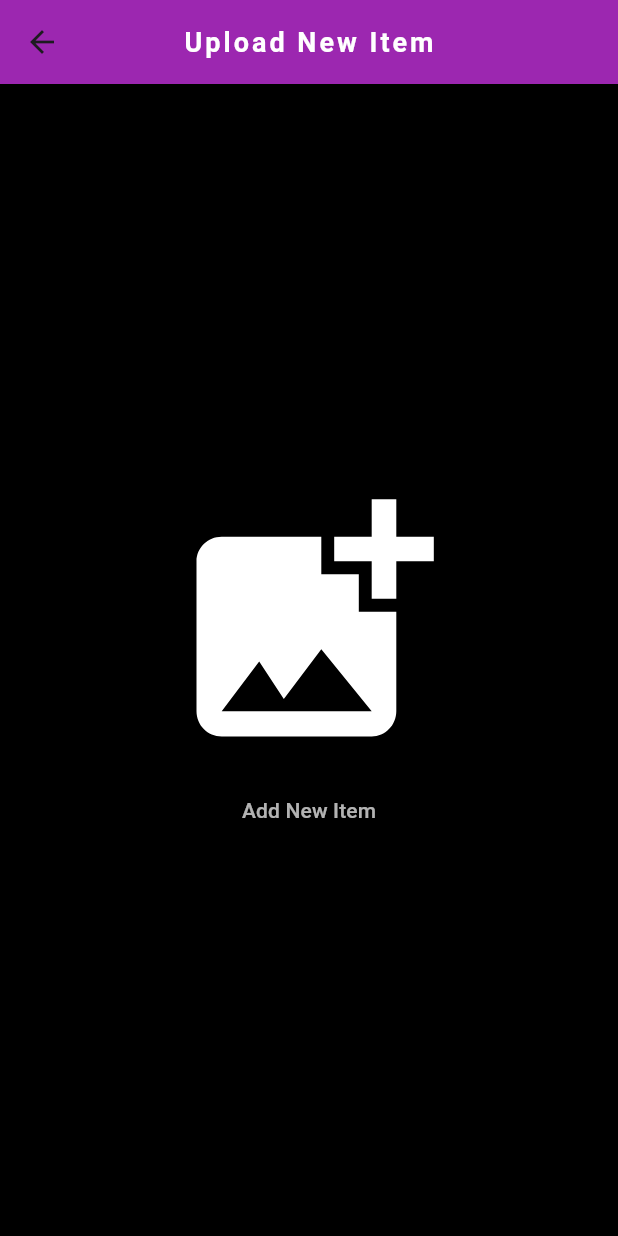
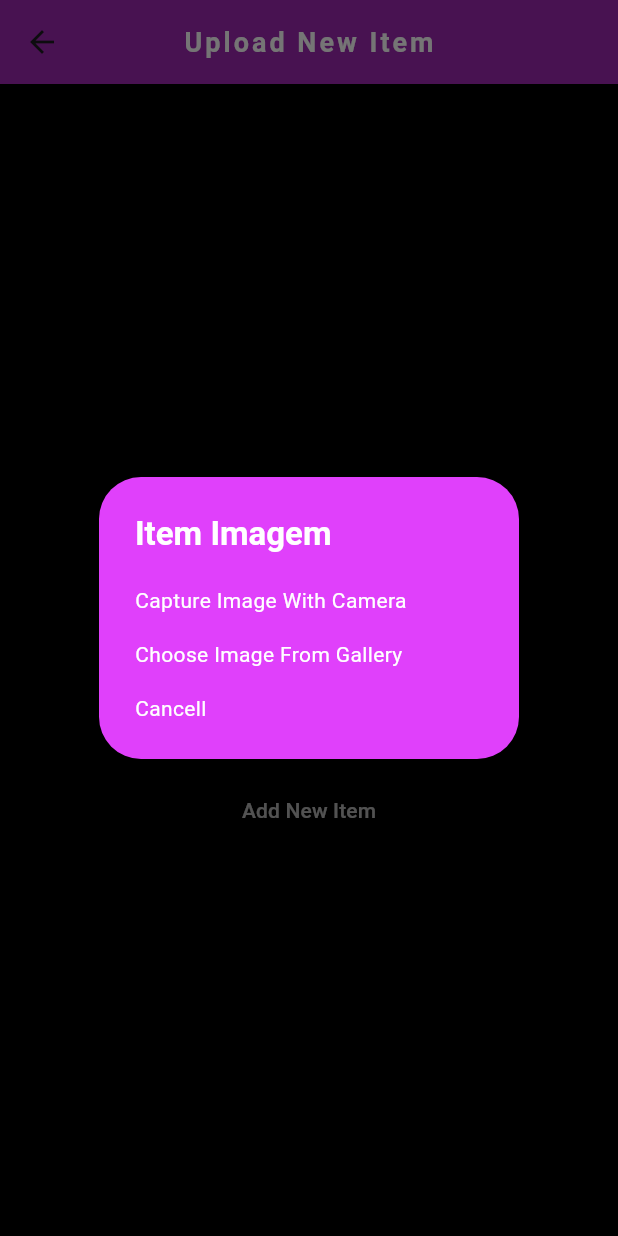
Before and after one commit to LuccasNog/Kea, a Flutter app: the ItemsUploadScreen screen opened directly, after a tap on "Add New Item", on a phone screen of 412 x 824 dp. Run offline on Flutter 3.47's test engine with Material 3 defaults, Android fonts, the phone set to English and light mode, and no system bars; our stand-ins replace firebase_core; accounts and stored records are empty.

Commit message:
add onpress

```diff
--- a/lib/items_upload_screen.dart
+++ b/lib/items_upload_screen.dart
@@ -190,6 +190,52 @@ class _ItemsUploadScreenState extends State<ItemsUploadScreen> {
     );
   }
 
+//Show DIALOG
+  showDialogBox() {
+    return showDialog(
+        context: context,
+        builder: (c) {
+          return SimpleDialog(
+            backgroundColor: Colors.purpleAccent,
+            title: const Text(
+              'Item Imagem',
+              style:
+                  TextStyle(color: Colors.white, fontWeight: FontWeight.bold),
+            ),
+            children: [
+              //Capture Image With Camera
+              SimpleDialogOption(
+                onPressed: () {},
+                child: const Text(
+                  'Capture Image With Camera',
+                  style: TextStyle(color: Colors.white),
+                ),
+              ),
+
+              //Imagem da Galeria
+              SimpleDialogOption(
+                onPressed: () {},
+                child: const Text(
+                  'Choose Image From Gallery',
+                  style: TextStyle(color: Colors.white),
+                ),
+              ),
+
+              //Cancell
+              SimpleDialogOption(
+                onPressed: () {
+                  Navigator.pop(context);
+                },
+                child: const Text(
+                  'Cancell',
+                  style: TextStyle(color: Colors.white),
+                ),
+              ),
+            ],
+          );
+        });
+  }
+
 //default Screen
 
   Widget defaultScreen() {
@@ -218,7 +264,9 @@ class _ItemsUploadScreenState extends State<ItemsUploadScreen> {
               ElevatedButton(
                   style:
                       ElevatedButton.styleFrom(backgroundColor: Colors.black54),
-                  onPressed: () {},
+                  onPressed: () {
+                    showDialogBox();
+                  },
                   child: const Text(
                     'Add New Item',
                     style: TextStyle(color: Colors.white70),
```
